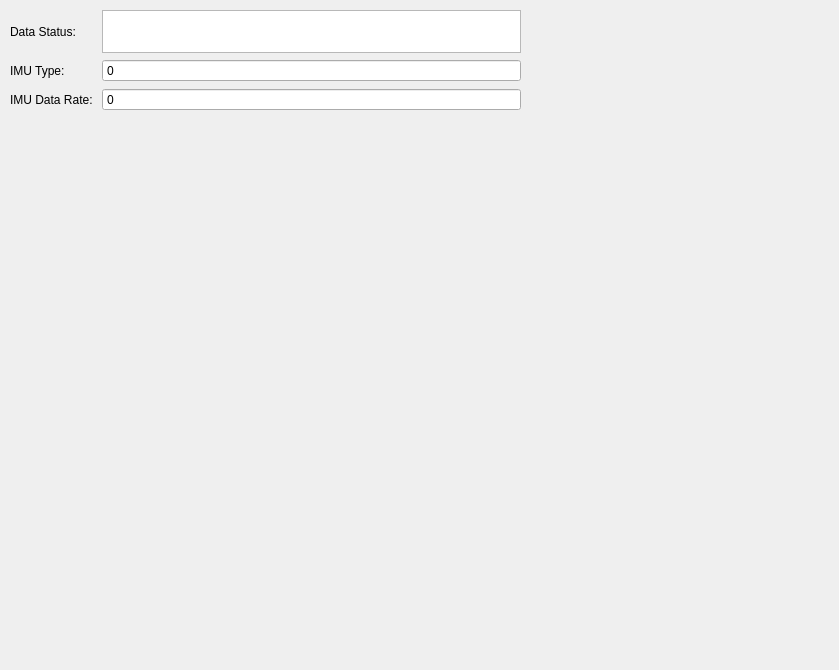
Above: src/lib/visualization/IMUControl.ui from jmaye/libposlv before the change. Below: the same form after it.
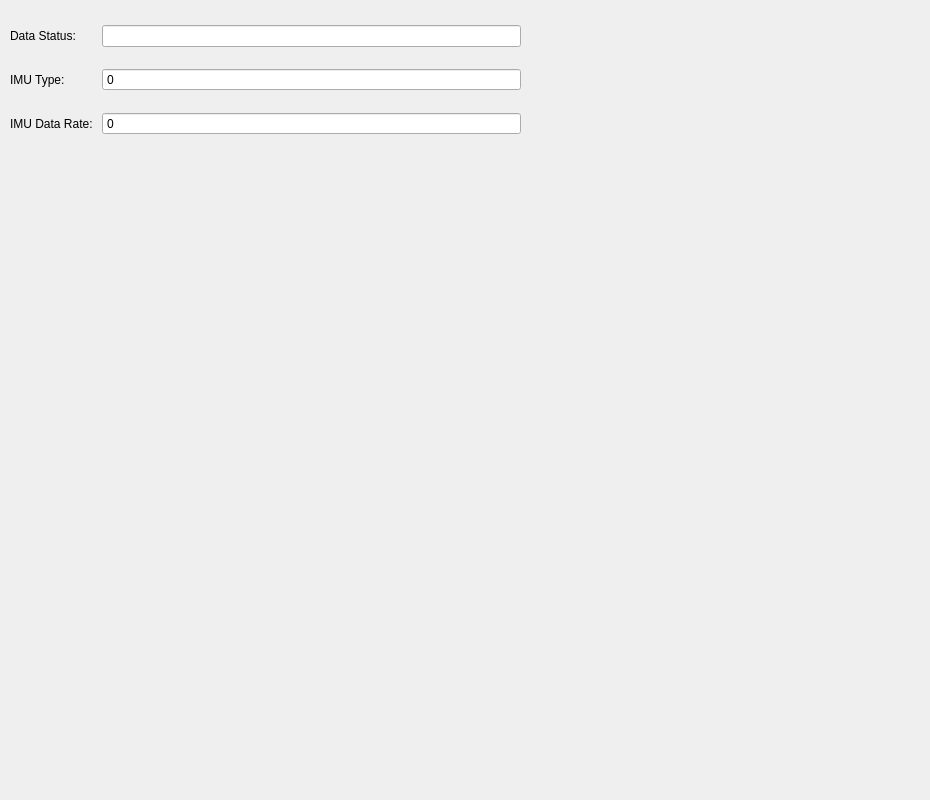
That is the form after the change.

```diff
--- a/src/lib/visualization/IMUControl.ui
+++ b/src/lib/visualization/IMUControl.ui
@@ -6,8 +6,8 @@
    <rect>
     <x>0</x>
     <y>0</y>
-    <width>839</width>
-    <height>670</height>
+    <width>930</width>
+    <height>800</height>
    </rect>
   </property>
   <property name="windowTitle">
@@ -19,7 +19,7 @@
      <x>10</x>
      <y>10</y>
      <width>511</width>
-     <height>101</height>
+     <height>141</height>
     </rect>
    </property>
    <layout class="QGridLayout" name="imuLayout">
@@ -30,9 +30,6 @@
       </property>
      </widget>
     </item>
-    <item row="0" column="1">
-     <widget class="QTextBrowser" name="statusText"/>
-    </item>
     <item row="1" column="0">
      <widget class="QLabel" name="typeLabel">
       <property name="text">
@@ -73,6 +70,13 @@
       </property>
      </widget>
     </item>
+    <item row="0" column="1">
+     <widget class="QLineEdit" name="statusText">
+      <property name="readOnly">
+       <bool>true</bool>
+      </property>
+     </widget>
+    </item>
    </layout>
   </widget>
  </widget>
```
